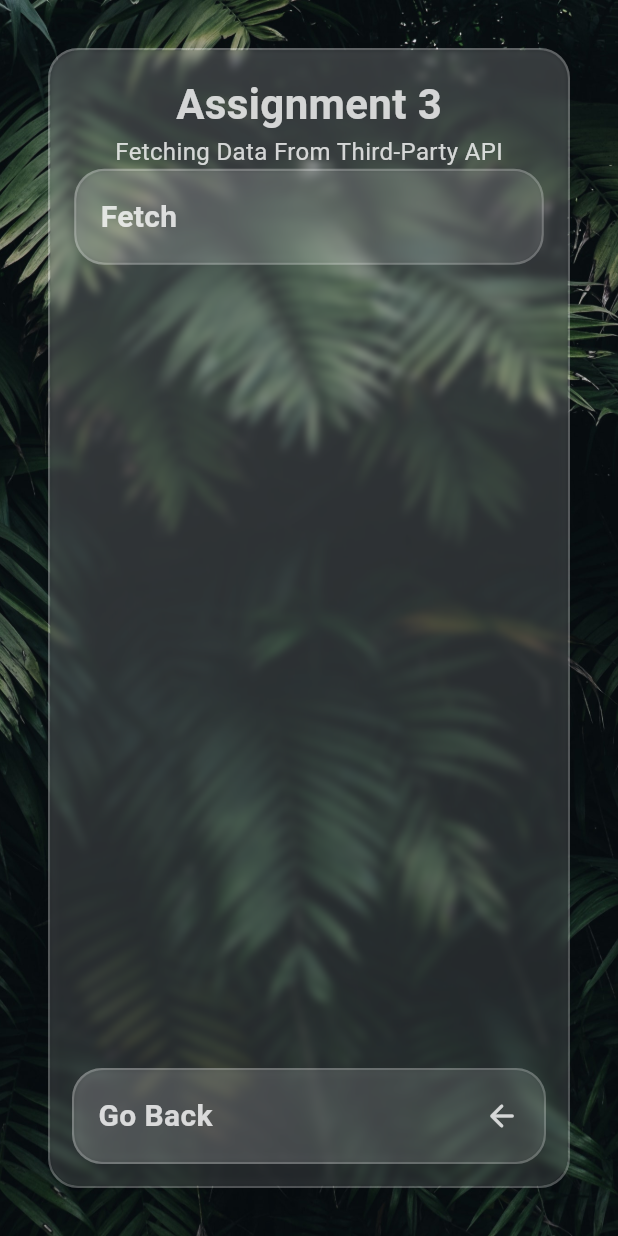
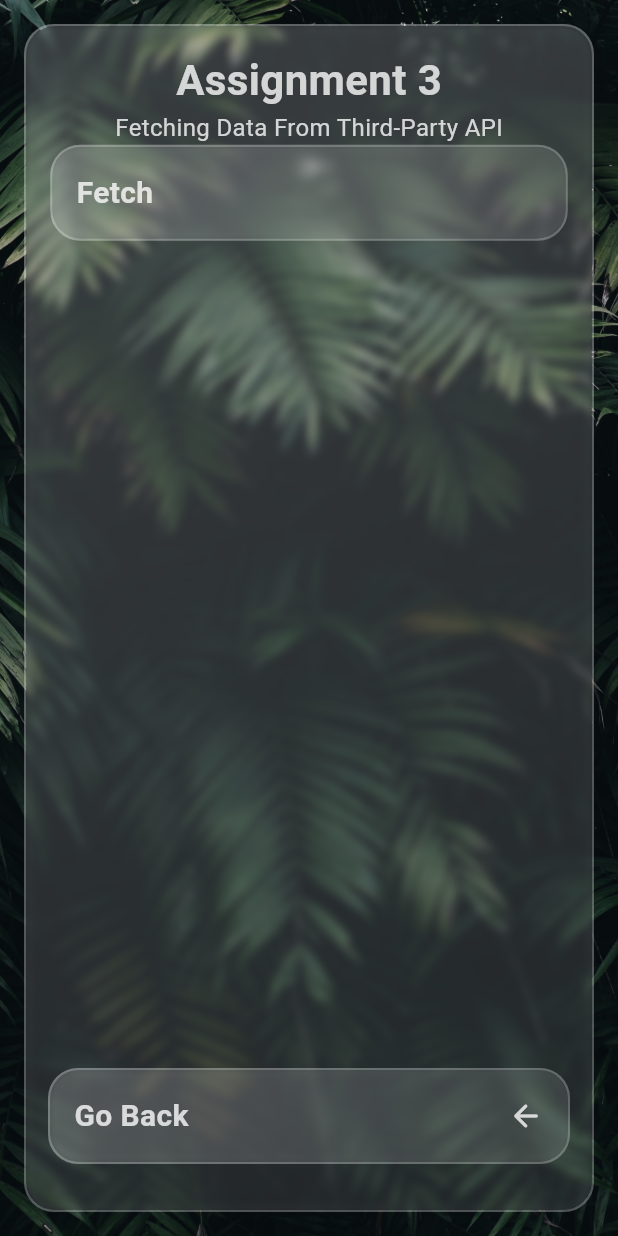
Before and after one commit to Zimmer550i/sm_assignment_1, a Flutter app: the Assignment3 screen opened directly, on a phone screen of 412 x 824 dp. Run offline on Flutter 3.47's test engine with Material 3 defaults, Android fonts, the light colour scheme and no system bars; our stand-ins replace flutter_bloc, geolocator, hive, hive_flutter; accounts and stored records are empty; network calls fail.

Commit message:
minor fixes

```diff
--- a/lib/bloc/post_bloc.dart
+++ b/lib/bloc/post_bloc.dart
@@ -8,6 +8,8 @@ import 'package:sm_assignment_1/models/post_model.dart';
 import 'package:sm_assignment_1/utils/constants/app_constants.dart';
 
 abstract class PostEvent {}
+
+class ResetEvent extends PostEvent {}
 
 class FetchPosts extends PostEvent {}
 
@@ -38,6 +40,7 @@ class PostBloc extends Bloc<PostEvent, PostState> {
     on<FetchPosts>(_onFetchPosts);
     on<SavePosts>(_onSavePosts);
     on<LoadPosts>(_onLoadPosts);
+    on<ResetEvent>(_onResetEvent);
   }
 
   Future<void> _onFetchPosts(FetchPosts event, Emitter<PostState> emit) async {
@@ -83,4 +86,8 @@ class PostBloc extends Bloc<PostEvent, PostState> {
         savedData.map((e) => PostModel.fromJson(jsonDecode(e))).toList();
     emit(PostLoaded(posts));
   }
+
+  FutureOr<void> _onResetEvent(ResetEvent event, Emitter<PostState> emit) {
+    emit(PostInitial());
+  }
 }
--- a/lib/screens/assignment_1.dart
+++ b/lib/screens/assignment_1.dart
@@ -25,7 +25,7 @@ class Assignment1 extends StatelessWidget {
           ),
           SafeArea(
             child: Padding(
-              padding: const EdgeInsets.all(AppSizes.largePadding),
+              padding: const EdgeInsets.all(AppSizes.mediumPadding),
               child: Glassmorphism(
                 child: Column(
                   children: [
@@ -112,8 +112,8 @@ class Assignment1 extends StatelessWidget {
             ),
           ),
           Positioned(
-            left: AppSizes.largePadding + AppSizes.mediumPadding,
-            right: AppSizes.largePadding + AppSizes.mediumPadding,
+            left: AppSizes.mediumPadding + AppSizes.mediumPadding,
+            right: AppSizes.mediumPadding + AppSizes.mediumPadding,
             bottom: AppSizes.largePadding + AppSizes.mediumPadding,
             child: CustomButton(
                 onPressed: () {
--- a/lib/screens/assignment_3.dart
+++ b/lib/screens/assignment_3.dart
@@ -25,7 +25,7 @@ class Assignment3 extends StatelessWidget {
           ),
           SafeArea(
             child: Padding(
-              padding: const EdgeInsets.all(AppSizes.largePadding),
+              padding: const EdgeInsets.all(AppSizes.mediumPadding),
               child: Glassmorphism(
                 child: Column(
                   children: [
@@ -104,8 +104,8 @@ class Assignment3 extends StatelessWidget {
             ),
           ),
           Positioned(
-            left: AppSizes.largePadding + AppSizes.mediumPadding,
-            right: AppSizes.largePadding + AppSizes.mediumPadding,
+            left: AppSizes.mediumPadding + AppSizes.mediumPadding,
+            right: AppSizes.mediumPadding + AppSizes.mediumPadding,
             bottom: AppSizes.largePadding + AppSizes.mediumPadding,
             child: CustomButton(
               onPressed: () {
--- a/lib/screens/welcome.dart
+++ b/lib/screens/welcome.dart
@@ -1,4 +1,6 @@
 import 'package:flutter/material.dart';
+import 'package:flutter_bloc/flutter_bloc.dart';
+import 'package:sm_assignment_1/bloc/post_bloc.dart';
 import 'package:sm_assignment_1/screens/assignment_1.dart';
 import 'package:sm_assignment_1/screens/assignment_2.dart';
 import 'package:sm_assignment_1/screens/assignment_3.dart';
@@ -55,6 +57,7 @@ class Welcome extends StatelessWidget {
                   ),
                   CustomButton(
                     onPressed: () {
+                      context.read<PostBloc>().add(ResetEvent());
                       Navigator.of(context).push(
                         MaterialPageRoute(
                           builder: (_) => const Assignment1(),
@@ -80,6 +83,7 @@ class Welcome extends StatelessWidget {
                   ),
                   CustomButton(
                     onPressed: () {
+                      context.read<PostBloc>().add(ResetEvent());
                       Navigator.of(context).push(
                         MaterialPageRoute(
                           builder: (_) => const Assignment2(),
```
Also changed, not shown: lib/screens/assignment_2.dart (+27 -15 lines).
